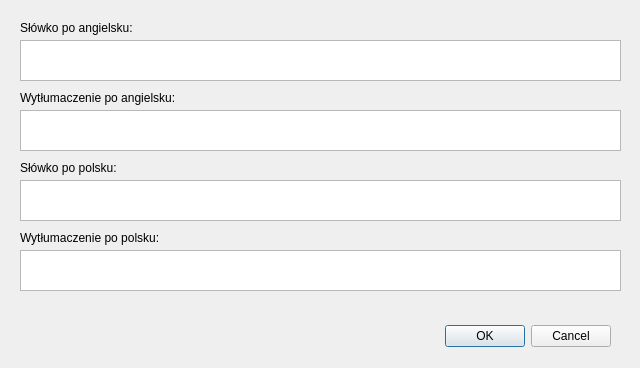
Qt form addquestionwindow.ui (DarkRaven255/Fiszki) before a commit.
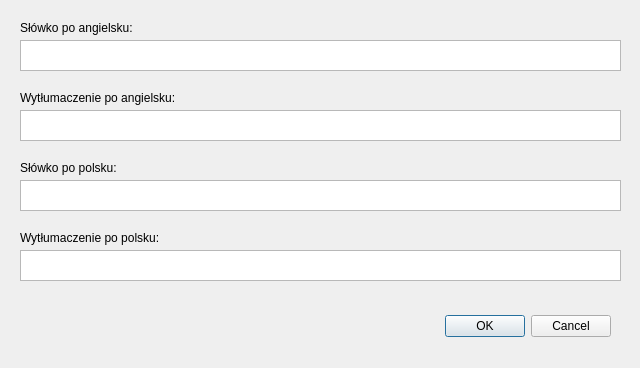
The same form after that commit.

```diff
--- a/addquestionwindow.ui
+++ b/addquestionwindow.ui
@@ -29,7 +29,7 @@
    <property name="geometry">
     <rect>
      <x>270</x>
-     <y>320</y>
+     <y>310</y>
      <width>341</width>
      <height>32</height>
     </rect>
@@ -47,7 +47,7 @@
      <x>20</x>
      <y>250</y>
      <width>601</width>
-     <height>41</height>
+     <height>31</height>
     </rect>
    </property>
    <property name="html">
@@ -67,7 +67,7 @@
      <x>20</x>
      <y>180</y>
      <width>601</width>
-     <height>41</height>
+     <height>31</height>
     </rect>
    </property>
    <property name="html">
@@ -87,7 +87,7 @@
      <x>20</x>
      <y>110</y>
      <width>601</width>
-     <height>41</height>
+     <height>31</height>
     </rect>
    </property>
    <property name="html">
@@ -107,7 +107,7 @@
      <x>20</x>
      <y>40</y>
      <width>601</width>
-     <height>41</height>
+     <height>31</height>
     </rect>
    </property>
    <property name="html">
```
